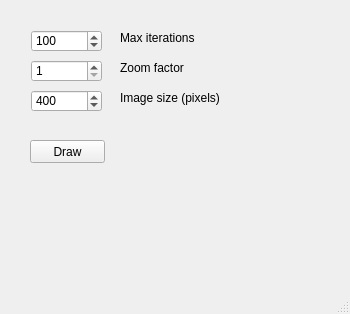
This is mainwindow.ui in jarkkoa/jargebrot-gui as Qt 5 draws it before an edit. The edited form follows.
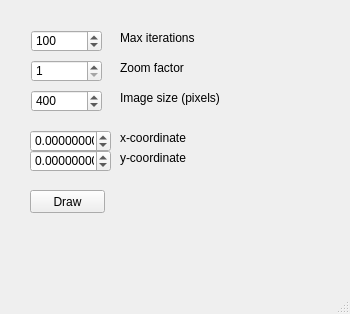
This is the edited form.

Commit message: User defined coordinates

Diff of the .ui file:
```diff
--- a/mainwindow.ui
+++ b/mainwindow.ui
@@ -111,7 +111,7 @@
     <property name="geometry">
      <rect>
       <x>30</x>
-      <y>140</y>
+      <y>190</y>
       <width>75</width>
       <height>23</height>
      </rect>
@@ -120,6 +120,76 @@
      <string>Draw</string>
     </property>
    </widget>
+   <widget class="QDoubleSpinBox" name="xCoorSB">
+    <property name="geometry">
+     <rect>
+      <x>30</x>
+      <y>130</y>
+      <width>81</width>
+      <height>22</height>
+     </rect>
+    </property>
+    <property name="decimals">
+     <number>8</number>
+    </property>
+    <property name="minimum">
+     <double>-2.000000000000000</double>
+    </property>
+    <property name="maximum">
+     <double>2.000000000000000</double>
+    </property>
+    <property name="singleStep">
+     <double>0.100000000000000</double>
+    </property>
+   </widget>
+   <widget class="QDoubleSpinBox" name="yCoorSB">
+    <property name="geometry">
+     <rect>
+      <x>30</x>
+      <y>150</y>
+      <width>81</width>
+      <height>22</height>
+     </rect>
+    </property>
+    <property name="decimals">
+     <number>8</number>
+    </property>
+    <property name="minimum">
+     <double>-2.000000000000000</double>
+    </property>
+    <property name="maximum">
+     <double>2.000000000000000</double>
+    </property>
+    <property name="singleStep">
+     <double>0.100000000000000</double>
+    </property>
+   </widget>
+   <widget class="QLabel" name="label_4">
+    <property name="geometry">
+     <rect>
+      <x>120</x>
+      <y>130</y>
+      <width>101</width>
+      <height>16</height>
+     </rect>
+    </property>
+    <property name="text">
+     <string>x-coordinate</string>
+    </property>
+   </widget>
+   <widget class="QLabel" name="label_5">
+    <property name="geometry">
+     <rect>
+      <x>120</x>
+      <y>150</y>
+      <width>101</width>
+      <height>16</height>
+     </rect>
+    </property>
+    <property name="text">
+     <string>y-coordinate</string>
+    </property>
+   </widget>
   </widget>
   <widget class="QMenuBar" name="menubar">
    <property name="geometry">
```
The commit also changes 2 other files.
